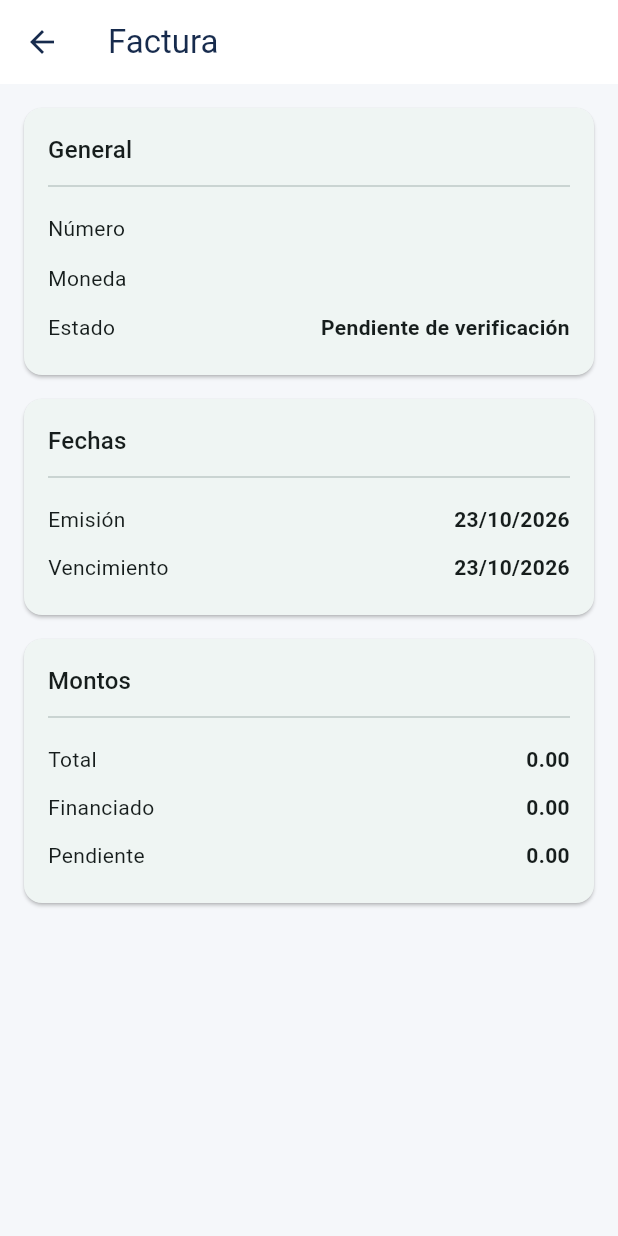
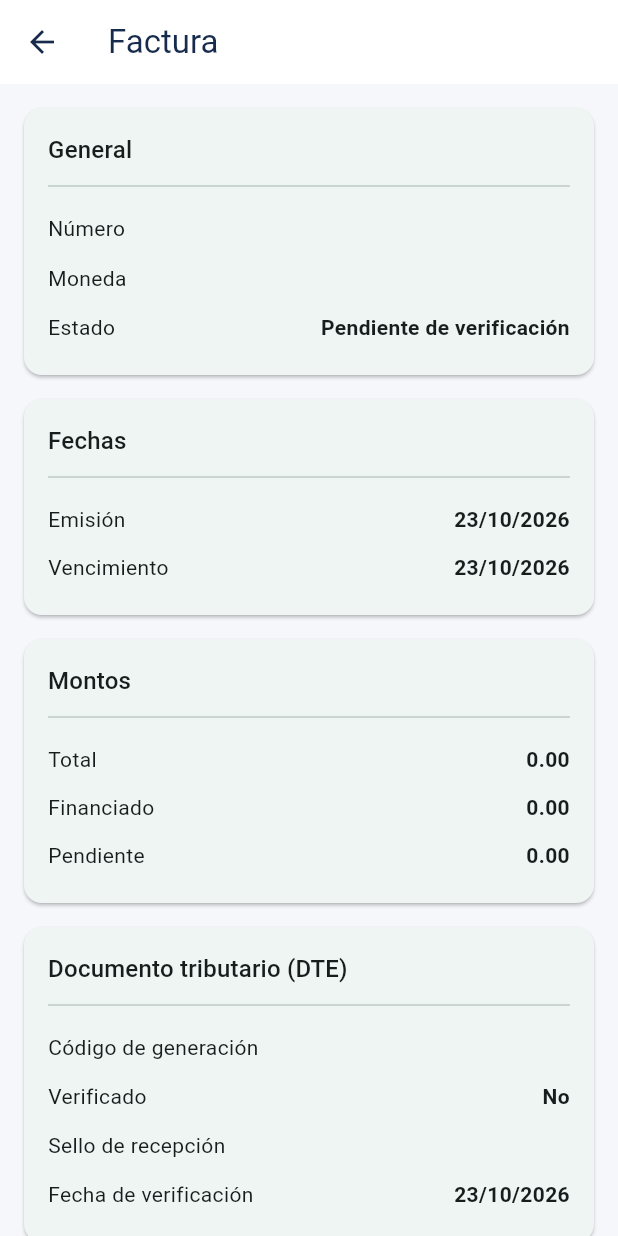
Before and after one commit to Manuel-Coto/Plataforma_de_credito, a Flutter app: the FacturaDetalleScreen screen opened directly with empty values, on a phone screen of 412 x 824 dp. Run offline on Flutter 3.47's test engine with Material 3 defaults, Android fonts, the phone set to English and light mode, and no system bars; our stand-ins replace go_router; network calls fail.

Commit message:
Agregar seccion DTE al detalle de factura

```diff
--- a/Frontend/plataforma_credito/lib/modules/facturas/screens/factura_detalles_screen.dart
+++ b/Frontend/plataforma_credito/lib/modules/facturas/screens/factura_detalles_screen.dart
@@ -63,6 +63,28 @@ class FacturaDetalleScreen extends StatelessWidget{
               ),
             ],
           ),
+          SeccionCard(
+            titulo: 'Documento tributario (DTE)',
+            children: [
+              FilaDato(
+                etiqueta: 'Código de generación',
+                valor: factura.dte.codigoGeneracion,
+              ),
+              FilaDato(
+                etiqueta: 'Verificado',
+                valor: factura.dte.verificado ? 'Sí' : 'No',
+              ),
+              FilaDato(
+                etiqueta: 'Sello de recepción',
+                valor: factura.dte.selloRecepcion ?? 'Pendiente',
+              ),
+              if (factura.dte.fechaVerificacion != null)
+                FilaDato(
+                  etiqueta: 'Fecha de verificación',
+                  valor: Formato.fecha(factura.dte.fechaVerificacion!),
+                ),
+            ],
+          ),
         ],
       ),
     );
```
